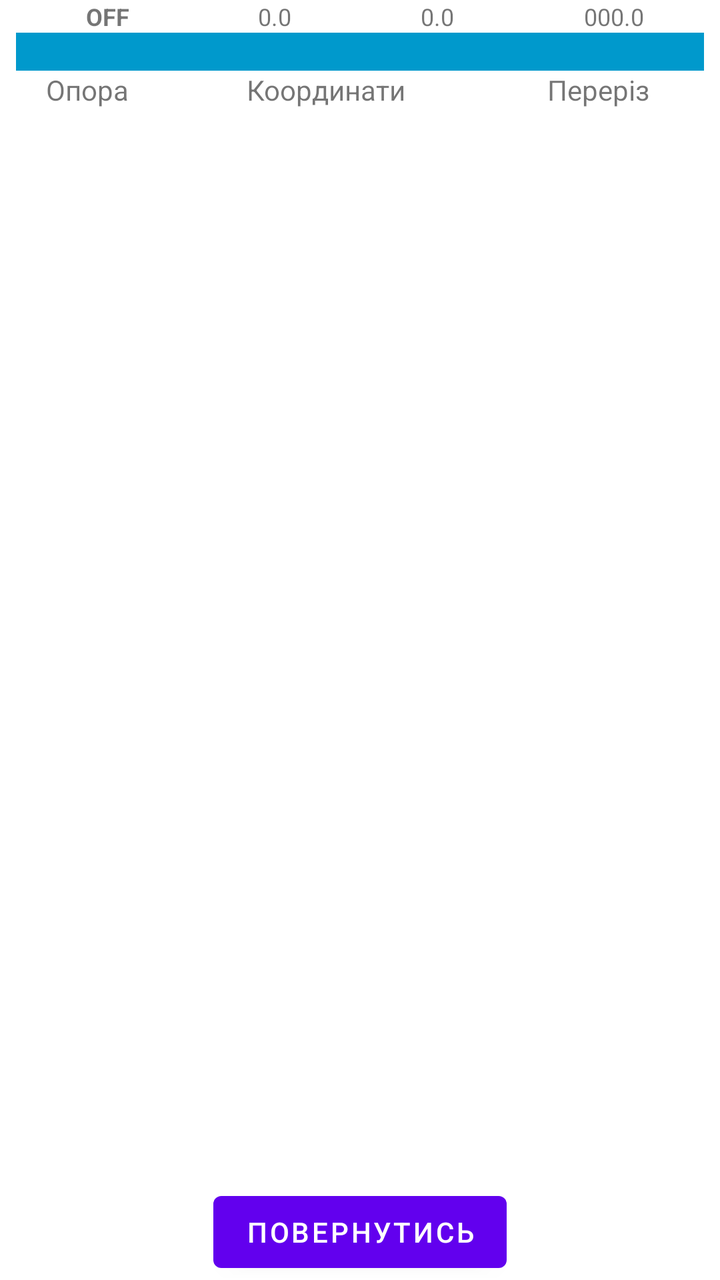
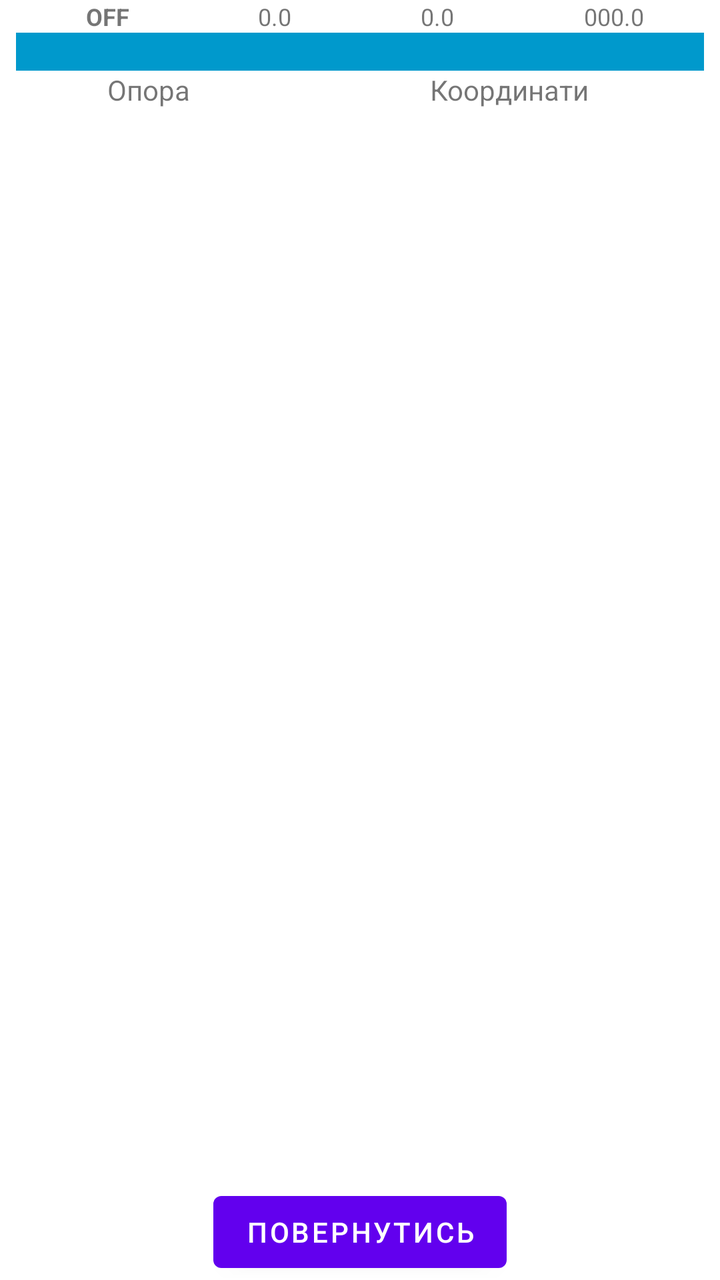

Before-and-after screenshots of an Android layout around one commit, followed by the original layout XML and the change that was made.
<!-- AndroidManifest.xml: application theme Theme.POEGPS -->
<!-- res/layout/fragment_editor.xml -->
<?xml version="1.0" encoding="utf-8"?>
<androidx.constraintlayout.widget.ConstraintLayout
    xmlns:android="http://schemas.android.com/apk/res/android"
    xmlns:app="http://schemas.android.com/apk/res-auto"
    xmlns:tools="http://schemas.android.com/tools"
    android:layout_width="match_parent"
    android:layout_height="match_parent"
    tools:layout_editor_absoluteY="25dp">

    <include
        android:id="@+id/include"
        layout="@layout/include_gps"
        android:layout_width="0dp"
        android:layout_height="wrap_content"
        android:layout_marginBottom="4dp"
        android:layout_marginEnd="8dp"
        android:layout_marginStart="8dp"
        app:layout_constraintBottom_toTopOf="@+id/lineName"
        app:layout_constraintEnd_toEndOf="parent"
        app:layout_constraintStart_toStartOf="parent"
        app:layout_constraintTop_toTopOf="parent" />

    <TextView
        android:id="@+id/lineName"
        android:layout_width="0dp"
        android:layout_height="wrap_content"
        android:layout_marginBottom="18dp"
        android:layout_marginEnd="8dp"
        android:layout_marginStart="8dp"
        android:background="@android:color/holo_blue_dark"
        android:text=""
        android:textAlignment="center"
        app:layout_constraintEnd_toEndOf="parent"
        app:layout_constraintStart_toStartOf="parent"
        app:layout_constraintTop_toBottomOf="@+id/include" />

    <LinearLayout
        android:id="@+id/linearLayout2"
        android:layout_width="0dp"
        android:layout_height="wrap_content"
        android:orientation="horizontal"
        app:layout_constraintEnd_toEndOf="parent"
        app:layout_constraintHorizontal_bias="0.0"
        app:layout_constraintStart_toStartOf="parent"
        app:layout_constraintTop_toBottomOf="@+id/lineName">

        <TextView
            android:id="@+id/textView"
            android:layout_width="17dp"
            android:layout_height="wrap_content"
            android:layout_weight="1"
            android:text="Опора"
            android:textAlignment="center"
            tools:layout_editor_absoluteX="16dp"
            tools:layout_editor_absoluteY="39dp" />

        <TextView
            android:id="@+id/textView2"
            android:layout_width="wrap_content"
            android:layout_height="wrap_content"
            android:layout_weight="1"
            android:text="Координати"
            android:textAlignment="center"
            tools:layout_editor_absoluteX="106dp"
            tools:layout_editor_absoluteY="39dp" />

        <TextView
            android:id="@+id/textView3"
            android:layout_width="wrap_content"
            android:layout_height="wrap_content"
            android:layout_weight="1"
            android:text="Переріз"
            android:textAlignment="center"
            tools:layout_editor_absoluteX="250dp"
            tools:layout_editor_absoluteY="39dp" />
    </LinearLayout>

    <androidx.recyclerview.widget.RecyclerView
        android:id="@+id/coordinates_rv"
        android:layout_width="match_parent"
        android:layout_height="0dp"
        app:layout_constraintTop_toBottomOf="@id/linearLayout2"
        app:layout_constraintBottom_toTopOf="@id/back_btn"
        app:layout_constraintEnd_toEndOf="parent"
        app:layout_constraintStart_toStartOf="parent" />

    <Button
        android:id="@+id/back_btn"
        android:layout_width="wrap_content"
        android:layout_height="wrap_content"
        android:text="Повернутись"
        app:layout_constraintTop_toBottomOf="@id/coordinates_rv"
        app:layout_constraintBottom_toBottomOf="parent"
        app:layout_constraintEnd_toEndOf="parent"
        app:layout_constraintStart_toStartOf="parent"
        />


</androidx.constraintlayout.widget.ConstraintLayout>
<!-- res/layout/include_gps.xml (included above) -->
<?xml version="1.0" encoding="utf-8"?>
<LinearLayout xmlns:android="http://schemas.android.com/apk/res/android"
    xmlns:tools="http://schemas.android.com/tools"
    android:id="@+id/GPS_Layout"
    android:layout_width="match_parent"
    android:layout_height="match_parent"
    android:orientation="horizontal">

    <TextView
        android:id="@+id/GPS_Status"
        style="@style/gps_status_loc"
        android:text="@string/gps_status_off"
        android:textStyle="bold" />

    
    

    <TextView
        android:id="@+id/GPS_Latitude"
        style="@style/gps_status_loc"
        android:text="@string/gps_lat00" />

    <TextView
        android:id="@+id/GPS_Longitude"
        style="@style/gps_status_loc"
        android:text="@string/gps_lng00" />

    <TextView
        android:id="@+id/GPS_Accuracy"
        style="@style/gps_status_loc"
        android:text="@string/gps_accuracy" />
</LinearLayout>
<!-- resources referenced by this layout -->
<resources>
  <string name="gps_accuracy">000.0</string>
  <string name="gps_lat00">0.0</string>
  <string name="gps_lng00">0.0</string>
  <string name="gps_status_off">OFF</string>
  <style name="gps_status_loc" parent="gps_status">
          <item name="android:gravity">center</item>
          <item name="android:layout_weight">1</item>
          <item name="android:paddingLeft">5dp</item>
      </style>
  <style name="Theme.POEGPS" parent="Theme.MaterialComponents.DayNight.NoActionBar">
          
          <item name="colorPrimary">@color/purple_500</item>
          <item name="colorPrimaryVariant">@color/purple_700</item>
          <item name="colorOnPrimary">@color/white</item>
          
          <item name="colorSecondary">@color/teal_200</item>
          <item name="colorSecondaryVariant">@color/teal_700</item>
          <item name="colorOnSecondary">@color/black</item>
          
          <item name="android:statusBarColor">?attr/colorPrimaryVariant</item>
          
      </style>
  <style name="gps_status" parent="width_wrap_height_wrap">
          <item name="android:textSize">12sp</item>
      </style>
  <color name="purple_500">#FF6200EE</color>
  <color name="purple_700">#FF3700B3</color>
  <color name="white">#FFFFFFFF</color>
  <color name="teal_200">#FF03DAC5</color>
  <color name="teal_700">#FF018786</color>
  <color name="black">#FF000000</color>
  <style name="width_wrap_height_wrap">
          <item name="android:layout_width">wrap_content</item>
          <item name="android:layout_height">wrap_content</item>
      </style>
</resources>

<!-- the commit's change to res/layout/fragment_editor.xml (unified diff, before → after) -->
@@ -63,16 +63,6 @@
             android:textAlignment="center"
             tools:layout_editor_absoluteX="106dp"
             tools:layout_editor_absoluteY="39dp" />
-
-        <TextView
-            android:id="@+id/textView3"
-            android:layout_width="wrap_content"
-            android:layout_height="wrap_content"
-            android:layout_weight="1"
-            android:text="Переріз"
-            android:textAlignment="center"
-            tools:layout_editor_absoluteX="250dp"
-            tools:layout_editor_absoluteY="39dp" />
     </LinearLayout>
 
     <androidx.recyclerview.widget.RecyclerView
